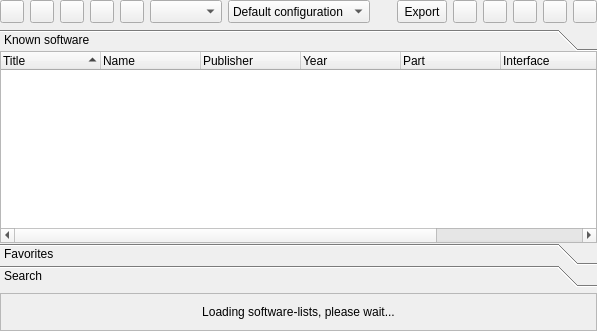
qmc2/qmc2-mame-fe, file softwarelist.ui: the form before one commit.
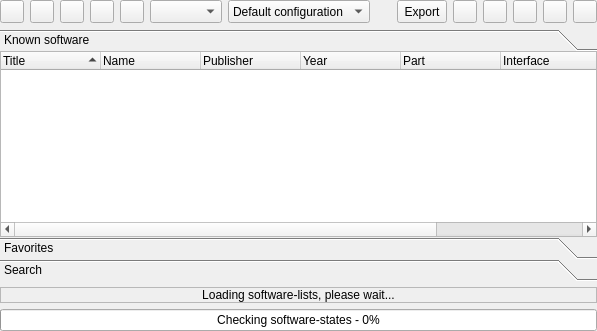
The form after the commit. Icons and pictures are not drawn.

Commit message: wip: software-state checking basically works now, only state-caching and replication of the states in the favorites- & search-lists aren't working yet

Patch:
```diff
--- a/softwarelist.ui
+++ b/softwarelist.ui
@@ -324,7 +324,7 @@
         <x>0</x>
         <y>0</y>
         <width>587</width>
-        <height>192</height>
+        <height>170</height>
        </rect>
       </property>
       <attribute name="icon">
@@ -636,6 +636,16 @@
      </property>
     </widget>
    </item>
+   <item>
+    <widget class="QProgressBar" name="progressBar">
+     <property name="value">
+      <number>0</number>
+     </property>
+     <property name="format">
+      <string>Checking software-states - %p%</string>
+     </property>
+    </widget>
+   </item>
   </layout>
  </widget>
  <layoutdefault spacing="6" margin="6"/>
```
The commit also changes 17 other files.
